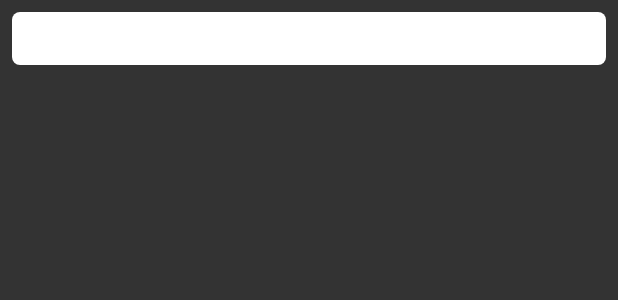
After one commit to ollivolland/FFEKommando, an Android app: the layout activity_controller.xml on its own in the app's theme, with its tools: preview values and no code run, on a phone screen of 412 x 824 dp. The commit adds this screen. Shown: the top 300 px of the screen. Run offline under Robolectric (Android 15) with nearby library versions, the phone set to English and light mode, and no system bars.

Commit message:
2022.06.27 modified activity controller

```diff
--- a/app/src/main/java/com/ollivolland/ffekommando/ActivityCamera.kt
+++ b/app/src/main/java/com/ollivolland/ffekommando/ActivityCamera.kt
@@ -4,8 +4,10 @@ import android.annotation.SuppressLint
 import android.app.Activity
 import android.content.Intent
 import android.media.CamcorderProfile
+import android.media.MediaMetadataRetriever
 import android.os.Bundle
 import android.os.Environment
+import android.provider.MediaStore
 import android.util.Log
 import android.view.SurfaceView
 import android.view.View
@@ -59,7 +61,7 @@ class ActivityCamera : AppCompatActivity() {
         threadCamera = Thread {
             try {
                 //  Init
-//                camera = MyCameraX(this, vCameraSurface, path, intent.extras!!.getInt(VIDEO_PROFILE))
+//                camera = MyCameraCameraX(this, vCameraSurface, path, intent.extras!!.getInt(VIDEO_PROFILE))
                 camera = MyCameraMediaRecorder(path, vCameraSurface, this, timerSynchronized)
                 //wait & do
                 timerSynchronized.sleepUntil(cameraInstance.correctedTimeStartCamera)
--- a/app/src/main/java/com/ollivolland/ffekommando/Extensions.kt
+++ b/app/src/main/java/com/ollivolland/ffekommando/Extensions.kt
@@ -5,12 +5,13 @@ import kotlin.math.pow
 import kotlin.math.sqrt
 
 fun <T> MutableList<T>.mean():Double where T : Number {
-    return this.sumOf { x -> x.toDouble() } / this.count()
+    return this.toList().sumOf { x -> x.toDouble() } / this.count()
 }
 
 fun <T> MutableList<T>.stdev():Double where T : Number {
     val ave = this.mean()
-    return sqrt(this.sumOf { x -> (x.toDouble() - ave).pow(2.0) } / this.count())
+    val concurrent = this.toList()
+    return sqrt(concurrent.sumOf { x -> (x.toDouble() - ave).pow(2.0) } / concurrent.count())
 }
 
 fun Double.format(digits: Int) = "%.${digits}f".format(this)
--- a/app/src/main/java/com/ollivolland/ffekommando/Globals.kt
+++ b/app/src/main/java/com/ollivolland/ffekommando/Globals.kt
@@ -10,6 +10,7 @@ class Globals {
     companion object {
         val formatToSeconds = SimpleDateFormat("yyyyMMdd-HHmmss", Locale.ENGLISH)
         val formatToMillis = SimpleDateFormat("yyyyMMdd_HHmmss_SSS", Locale.ENGLISH)
+        val formatToTimeOfDay = SimpleDateFormat("HH:mm:ss", Locale.ENGLISH)
 
         @SuppressLint("HardwareIds")
         fun getDeviceId(context: Context) : String {
--- /dev/null
+++ b/app/src/main/res/drawable/card.xml
@@ -0,0 +1,6 @@
+<?xml version="1.0" encoding="utf-8"?>
+<shape xmlns:android="http://schemas.android.com/apk/res/android"
+    android:shape="rectangle">
+    <solid android:color="@color/background_card"/>
+    <corners android:radius="5dp"/>
+</shape>
--- /dev/null
+++ b/app/src/main/res/layout/activity_controller.xml
@@ -0,0 +1,59 @@
+<?xml version="1.0" encoding="utf-8"?>
+<ScrollView xmlns:android="http://schemas.android.com/apk/res/android"
+    xmlns:app="http://schemas.android.com/apk/res-auto"
+    xmlns:tools="http://schemas.android.com/tools"
+    android:layout_width="match_parent"
+    android:layout_height="match_parent"
+    android:keepScreenOn="true"
+    android:background="@color/background"
+    tools:context=".ActivityController">
+
+    <LinearLayout android:id="@+id/controller_lParent"
+        android:layout_width="match_parent"
+        android:layout_height="wrap_content"
+        android:orientation="vertical"
+        >
+
+        <LinearLayout
+            android:layout_width="match_parent"
+            android:layout_height="wrap_content"
+            android:padding="8dp"
+            android:layout_margin="8dp"
+            android:background="@drawable/card"
+            android:orientation="vertical"
+            >
+
+            <TextView   android:id="@+id/controller_tText"
+                android:layout_width="match_parent"
+                android:layout_height="wrap_content"
+                />
+
+            <LinearLayout android:id="@+id/controller_lMaster"
+                android:layout_width="wrap_content"
+                android:layout_height="wrap_content"
+                android:orientation="horizontal"
+                android:layout_gravity="center"
+                android:layout_marginTop="20dp"
+                android:visibility="gone"
+                >
+
+                <Button android:id="@+id/controller_bStart"
+                    android:layout_width="150dp"
+                    android:layout_height="50dp"
+                    android:text="Start"
+                    />
+
+                <Button android:id="@+id/controller_bSchedule"
+                    android:layout_width="150dp"
+                    android:layout_height="50dp"
+                    android:layout_marginStart="100dp"
+                    android:text="Schedule"
+                    />
+
+            </LinearLayout>
+
+        </LinearLayout>
+
+    </LinearLayout>
+
+</ScrollView>
--- a/app/src/main/res/values/colors.xml
+++ b/app/src/main/res/values/colors.xml
@@ -8,4 +8,6 @@
     <color name="black">#FF000000</color>
     <color name="white">#FFFFFFFF</color>
     <color name="transparent">#00000000</color>
+    <color name="background">#333333</color>
+    <color name="background_card">#FFFFFF</color>
 </resources>
```
Also changed, not shown: app/src/main/AndroidManifest.xml (+1 -6 lines), app/src/main/java/com/ollivolland/ffekommando/ActivityAnalyze.kt (+10 -11 lines), app/src/main/java/com/ollivolland/ffekommando/ActivityController.kt (added, +192 -0 lines), app/src/main/java/com/ollivolland/ffekommando/ActivityMain.kt (+2 -5 lines), app/src/main/java/com/ollivolland/ffekommando/ActivityMaster.kt (deleted, +0 -72 lines), app/src/main/java/com/ollivolland/ffekommando/ActivitySlave.kt (deleted, +0 -70 lines), app/src/main/res/layout/activity_master.xml (deleted, +0 -28 lines), app/src/main/res/layout/activity_slave.xml (deleted, +0 -19 lines), app/src/main/res/layout/view_camera_instance.xml (added, +17 -0 lines), app/src/main/res/layout/view_schedule.xml (added, +14 -0 lines).
